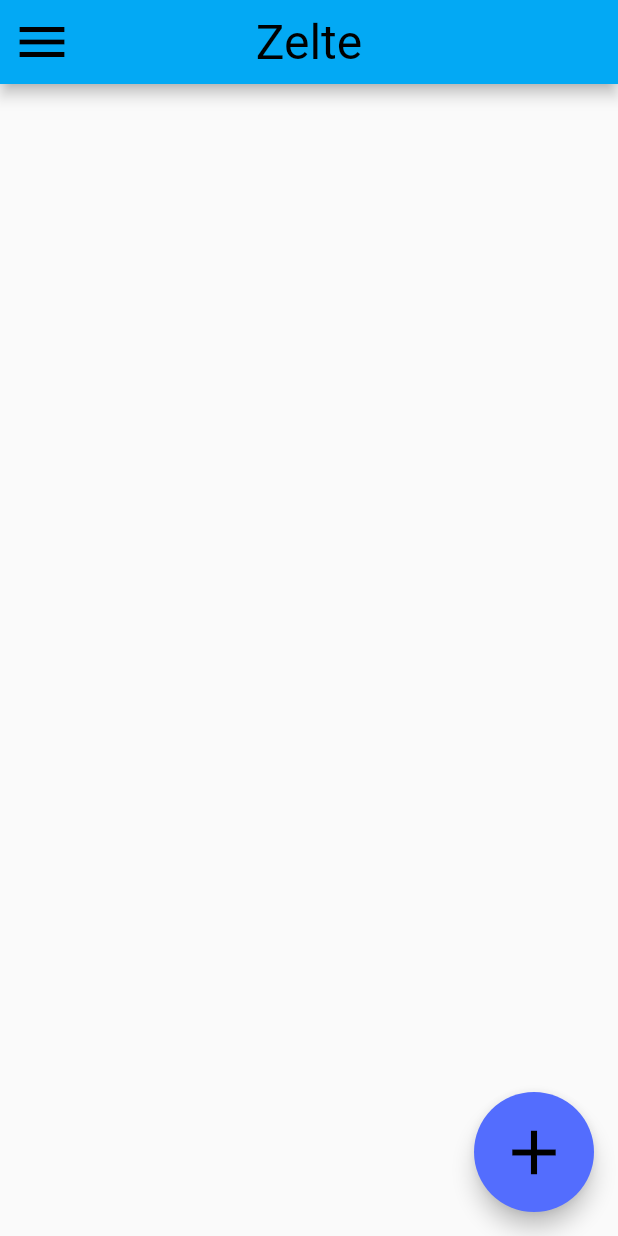
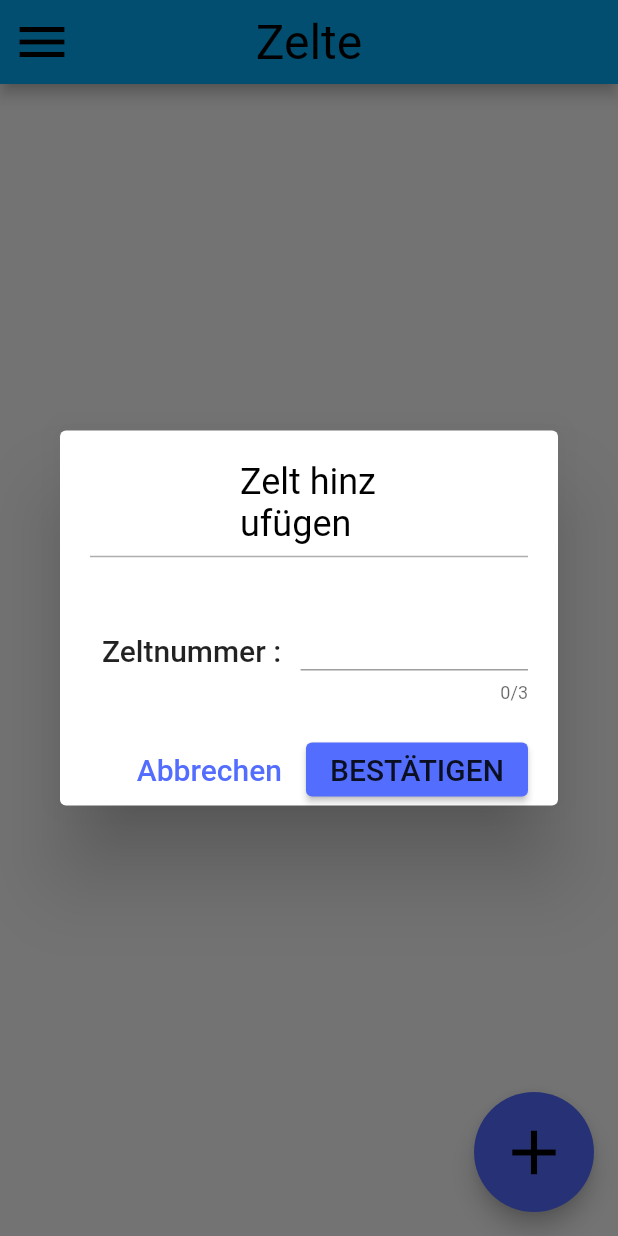
Before and after one commit to Filip-Boron/Kiosk, a Flutter app: the ZelteScreen screen opened by its route, after a tap on the "add" icon, on a phone screen of 412 x 824 dp. Run offline on Flutter 3.47's test engine with Material 2 defaults, Android fonts, the phone set to English and light mode, and no system bars; our stand-ins replace equatable, flutter_bloc, fluttertoast.

Commit message:
#1 Zelte

```diff
--- a/lib/main.dart
+++ b/lib/main.dart
@@ -1,6 +1,8 @@
 import 'package:flutter/material.dart';
+import 'package:flutter_bloc/flutter_bloc.dart';
 import 'package:kiosk/config/theme.dart';
 import 'package:kiosk/modules/shop/presentation/screens/shop_screen.dart';
+import 'package:kiosk/modules/zelte/logic/zelte_cubit.dart';
 import 'package:kiosk/modules/zelte/presentation/zelte_screen.dart';
 
 void main() {
@@ -13,7 +15,15 @@ class MyApp extends StatelessWidget {
   // This widget is the root of your application.
   @override
   Widget build(BuildContext context) {
-    return MaterialApp(
+    return MultiBlocProvider(
+      providers: [
+        BlocProvider<ZelteCubit>(
+          create: (context) {
+            return ZelteCubit();
+          },
+        )
+      ],
+      child: MaterialApp(
         title: 'Kiosk',
         theme: lightTheme,
         routes: {
@@ -21,6 +31,7 @@ class MyApp extends StatelessWidget {
           ShopScreen.routeName: (ctx) => const ShopScreen(),
           ZelteScreen.routeName: (ctx) => const ZelteScreen(),
         },
+      ),
     );
   }
 }
--- a/lib/modules/zelte/data/zelt.dart
+++ b/lib/modules/zelte/data/zelt.dart
@@ -5,7 +5,7 @@ class Zelt {
     bezeichnung = 'Zelt $nummer';
   }
 
-  final int nummer;
+  int nummer;
   String bezeichnung = '';
   int kinderAnzahl;
 
@@ -18,6 +18,15 @@ class Zelt {
       return;
     }
     kinderAnzahl--;
+  }
+
+  void setZeltnummer(int zeltnummer) {
+    nummer = zeltnummer;
+    bezeichnung = 'Zelt $nummer';
+  }
+
+  static Zelt copy(Zelt zelt) {
+    return Zelt(nummer: zelt.nummer, kinderAnzahl: zelt.kinderAnzahl);
   }
 
   static Zelt fromJson(Map<String, dynamic> json) {
--- a/lib/modules/zelte/logic/zelte_cubit.dart
+++ b/lib/modules/zelte/logic/zelte_cubit.dart
@@ -1,6 +1,61 @@
+// ignore_for_file: omit_local_variable_types
+
+import 'package:flutter/material.dart';
 import 'package:flutter_bloc/flutter_bloc.dart';
+import 'package:kiosk/modules/zelte/data/zelt.dart';
 import 'package:kiosk/modules/zelte/logic/zelte_state.dart';
+import 'package:kiosk/modules/zelte/presentation/widgets/zelt_dialog.dart';
 
 class ZelteCubit extends Cubit<ZelteState> {
-  ZelteCubit() : super(ZelteInitial());
+  ZelteCubit() : super(ZelteInitial(zelteList: []));
+
+  Future addAction(BuildContext context) async {
+    emit(
+      ZelteEditing(zelteList: state.zelteList),
+    );
+
+    Zelt? zelt = await showDialog<Zelt>(
+      context: context,
+      barrierDismissible: false,
+      builder: (_) {
+        return ZeltDialog(
+          titel: 'Zelt hinzufügen',
+          zelt: Zelt(nummer: 0),
+        );
+      },
+    );
+
+    if (zelt != null) {
+      state.zelteList.add(zelt);
+    }
+    emit(
+      ZelteLoaded(zelteList: state.zelteList),
+    );
+  }
+
+  Future editAction(int index, BuildContext context) async {
+    emit(
+      ZelteEditing(zelteList: state.zelteList),
+    );
+
+    Zelt editZelt = Zelt.copy(state.zelteList[index]);
+
+    Zelt? zelt = await showDialog<Zelt>(
+      context: context,
+      barrierDismissible: false,
+      builder: (_) {
+        return ZeltDialog(
+          titel: 'Zelt hinzufügen',
+          zelt: state.zelteList[index],
+        );
+      },
+    );
+
+    if (zelt == null) {
+      state.zelteList[index] = Zelt.copy(editZelt);
+    }
+    emit(
+      ZelteLoaded(zelteList: state.zelteList),
+    );
+  }
 }
--- a/lib/modules/zelte/logic/zelte_state.dart
+++ b/lib/modules/zelte/logic/zelte_state.dart
@@ -15,7 +15,7 @@ abstract class ZelteState extends Equatable {
 }
 
 class ZelteInitial extends ZelteState {
-  ZelteInitial({List<Zelt> zelteList = const []}) : super(zelteList: zelteList);
+  ZelteInitial({required List<Zelt> zelteList}) : super(zelteList: zelteList);
 }
 
 class ZelteLoading extends ZelteState {
--- /dev/null
+++ b/lib/modules/zelte/presentation/widgets/zelt_dialog.dart
@@ -0,0 +1,122 @@
+import 'package:flutter/material.dart';
+import 'package:fluttertoast/fluttertoast.dart';
+import 'package:kiosk/constants/app_constants.dart';
+import 'package:kiosk/modules/zelte/data/zelt.dart';
+
+class ZeltDialog extends StatelessWidget {
+  ZeltDialog({Key? key, required this.titel, required this.zelt})
+      : super(key: key) {
+    if (zelt.nummer != 0) {
+      _controller.text = zelt.nummer.toString();
+    }
+  }
+
+  Zelt zelt;
+  final String titel;
+  int? zeltnummer;
+  TextEditingController _controller = TextEditingController();
+  @override
+  Widget build(BuildContext context) {
+    return AlertDialog(
+      titlePadding: const EdgeInsets.only(
+        left: paddingStandard * 6,
+        top: paddingStandard,
+        right: paddingStandard * 6,
+      ),
+      contentPadding: const EdgeInsets.symmetric(horizontal: paddingStandard),
+      actionsPadding:
+          const EdgeInsets.only(top: paddingStandard, right: paddingStandard),
+      title: Text(
+        titel,
+        style: Theme.of(context).textTheme.headline5,
+      ),
+      content: Column(
+        mainAxisSize: MainAxisSize.min,
+        crossAxisAlignment: CrossAxisAlignment.start,
+        children: [
+          Divider(
+            color: Colors.grey.withOpacity(0.83),
+            thickness: 1,
+          ),
+          const SizedBox(
+            height: marginStandard,
+          ),
+          Row(
+            children: [
+              Padding(
+                padding: const EdgeInsets.symmetric(vertical: 4, horizontal: 8),
+                child: Text(
+                  'Zeltnummer : ',
+                  style: Theme.of(context).textTheme.headline6,
+                ),
+              ),
+              Expanded(
+                child: TextField(
+                  decoration: InputDecoration(
+                    focusedBorder: UnderlineInputBorder(
+                      borderSide: BorderSide(
+                        color: Theme.of(context).colorScheme.secondary,
+                        width: 2,
+                      ),
+                    ),
+                  ),
+                  cursorColor: Theme.of(context).colorScheme.secondary,
+                  textAlign: TextAlign.center,
+                  style: Theme.of(context).textTheme.headline6,
+                  keyboardType: TextInputType.number,
+                  maxLength: 3,
+                  controller: _controller,
+                  onChanged: (String input) {
+                    if (input.isEmpty) {
+                      zeltnummer = null;
+                      return;
+                    }
+                    if (int.tryParse(input) != null) {
+                      zeltnummer = int.parse(input);
+                    } else {
+                      Fluttertoast.showToast(msg: 'Bitte nur Zahlen eingeben.');
+                      zeltnummer = null;
+                    }
+                  },
+                ),
+              ),
+            ],
+          ),
+        ],
+      ),
+      actions: [
+        TextButton(
+          child: Text(
+            'Abbrechen',
+            style: Theme.of(context)
+                .textTheme
+                .headline6!
+                .copyWith(color: Theme.of(context).colorScheme.secondary),
+          ),
+          onPressed: () => Navigator.pop(context, null),
+        ),
+        ElevatedButton(
+          style: ButtonStyle(
+            backgroundColor: MaterialStateProperty.all<Color>(
+              Theme.of(context).colorScheme.secondary,
+            ),
+          ),
+          onPressed: () {
+            if (zeltnummer == null) {
+              Fluttertoast.showToast(
+                msg: 'Bitte geben Sie eine gültige Nummer ein.',
+              );
+              return;
+            }
+            zelt.setZeltnummer(zeltnummer!);
+            Navigator.pop(context, zelt);
+          },
+          child: Text(
+            'BESTÄTIGEN',
+            style: Theme.of(context).textTheme.headline6,
+          ),
+        ),
+      ],
+    );
+  }
+}
--- a/lib/modules/zelte/presentation/widgets/zelte_list.dart
+++ b/lib/modules/zelte/presentation/widgets/zelte_list.dart
@@ -7,7 +7,7 @@ class ZelteList extends StatelessWidget {
       : super(key: key);
 
   final List<Zelt> zeltList;
-  final Function(int) editAction;
+  final Function(int, BuildContext) editAction;
 
   @override
   Widget build(BuildContext context) {
@@ -16,7 +16,7 @@ class ZelteList extends StatelessWidget {
         return Card(
           margin: const EdgeInsets.symmetric(
             horizontal: marginStandard,
-            vertical: 4,
+            vertical: 8,
           ),
           elevation: 4,
           child: ListTile(
@@ -24,6 +24,7 @@ class ZelteList extends StatelessWidget {
             leading: Icon(
               Icons.cabin,
               color: Theme.of(context).colorScheme.secondary,
+              size: iconSizeStandard,
             ),
             title: Text(
               zeltList[index].bezeichnung,
@@ -43,7 +44,7 @@ class ZelteList extends StatelessWidget {
                 size: iconSizeStandard,
               ),
               onPressed: () {
-                editAction(index);
+                editAction(index, context);
               },
             ),
           ),
--- a/lib/modules/zelte/presentation/zelte_screen.dart
+++ b/lib/modules/zelte/presentation/zelte_screen.dart
@@ -1,6 +1,10 @@
 import 'package:flutter/material.dart';
+import 'package:flutter_bloc/flutter_bloc.dart';
+import 'package:kiosk/constants/app_constants.dart';
 import 'package:kiosk/modules/app/widgets/custom_floating_button.dart';
 import 'package:kiosk/modules/drawer/custom_drawer.dart';
+import 'package:kiosk/modules/zelte/logic/zelte_cubit.dart';
+import 'package:kiosk/modules/zelte/logic/zelte_state.dart';
 import 'package:kiosk/modules/zelte/presentation/widgets/zelte_list.dart';
 
 class ZelteScreen extends StatelessWidget {
@@ -15,9 +19,29 @@ class ZelteScreen extends StatelessWidget {
         title: const Text('Zelte'),
       ),
       drawer: const CustomDrawer(),
-      floatingActionButton:
-          CustomFloatingButton(icon: Icons.add, pressAction: (ctx) {}),
-      body: ZelteList(zeltList: [], editAction: (int i) {}),
+      floatingActionButton: CustomFloatingButton(
+        icon: Icons.add,
+        pressAction: context.read<ZelteCubit>().addAction,
+      ),
+      body: BlocBuilder<ZelteCubit, ZelteState>(
+        builder: (context, state) {
+          if (state is ZelteLoaded || state is ZelteEditing) {
+            return ZelteList(
+              zeltList: state.zelteList,
+              editAction: context.read<ZelteCubit>().editAction,
+            );
+          } else if (state is ZelteLoading) {
+            return const Padding(
+              padding: EdgeInsets.all(paddingStandard),
+              child: CircularProgressIndicator(),
+            );
+          } else {
+            return const Center(
+              child: Text('etwas ist schief gelaufen ..'),
+            );
+          }
+        },
+      ),
     );
   }
 }
```
Lines whose indentation alone changed are shown as unchanged.
